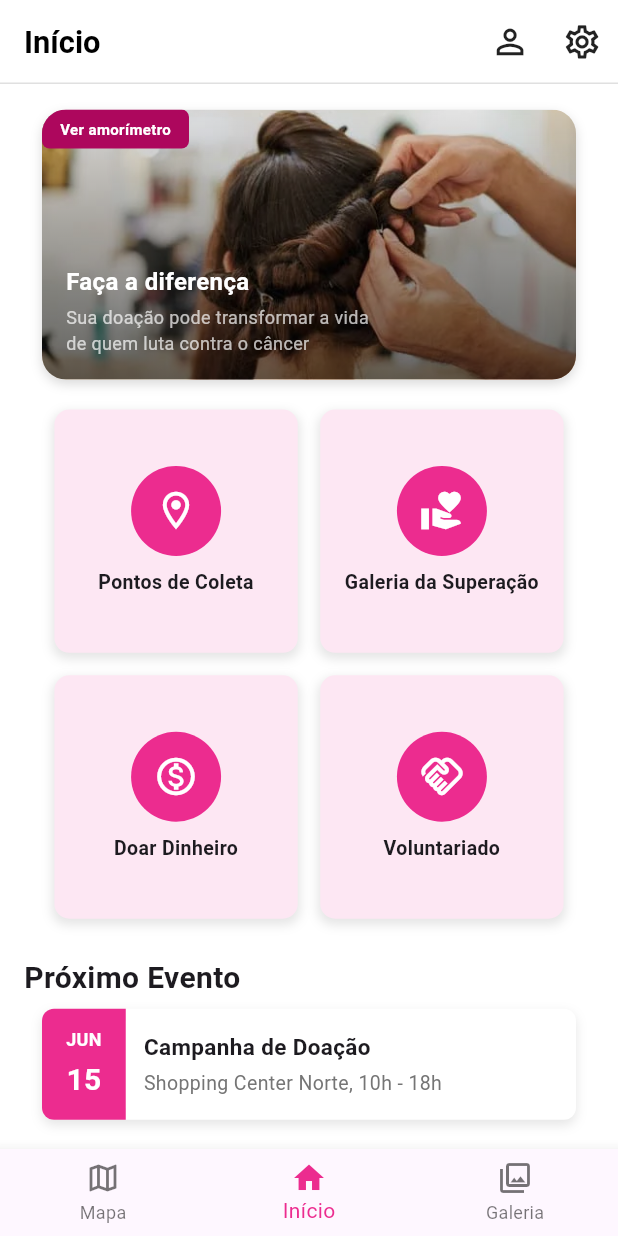
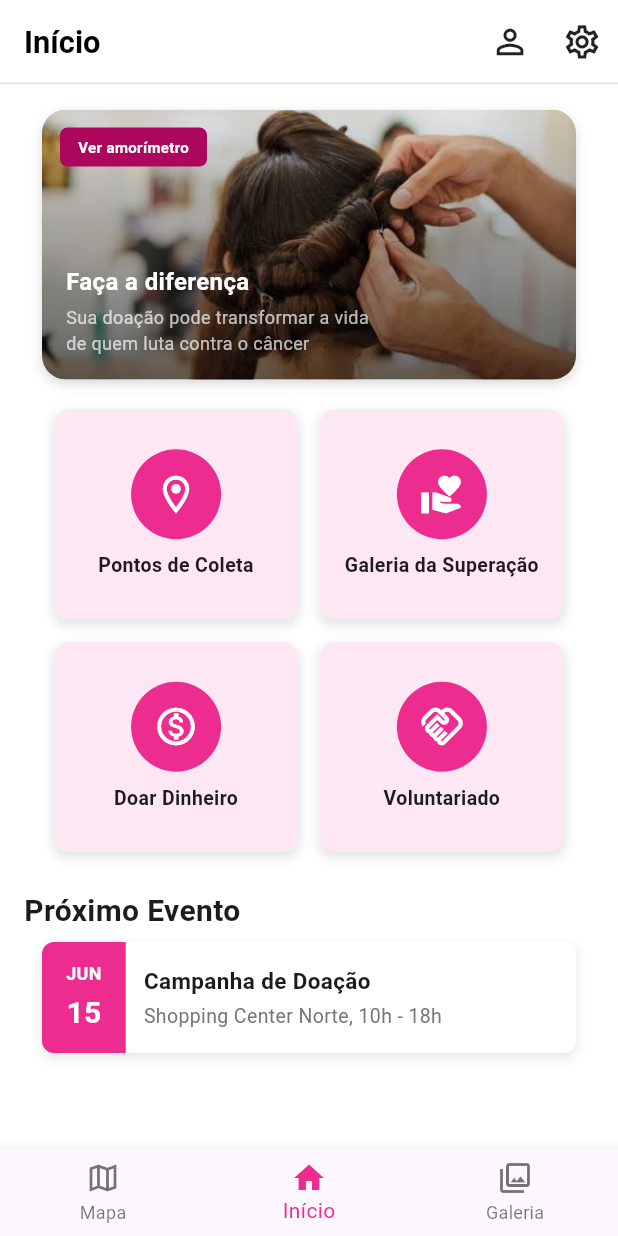
Before and after one commit to Arthur-Sto/Hair4Hope_MOBILE, a Flutter app: the screen it shows after launch, after a tap on "Começar", after a tap on the "close" icon, on a phone screen of 412 x 824 dp. Run offline on Flutter 3.47's test engine with Material 3 defaults, Android fonts, the light colour scheme and no system bars.

Commit message:
Pages organizatino refactored and Fix gray screen error at HomePage

```diff
--- a/lib/app_widget.dart
+++ b/lib/app_widget.dart
@@ -1,5 +1,7 @@
 import 'package:flutter/material.dart';
-import 'package:iam_app/pages/main_page.dart';
+import 'package:iam_app/pages/collection_points_page.dart';
+import 'package:iam_app/pages/gallery_page.dart';
+import 'package:iam_app/pages/home_page.dart';
 import 'package:iam_app/pages/presentation_page.dart';
 import 'package:iam_app/pages/presentation_page2.dart';
 import 'package:iam_app/pages/welcome_page.dart';
@@ -17,9 +19,15 @@ class AppWidget extends StatelessWidget {
       initialRoute: '/',
       routes: {
         '/': (context) => const WelcomePage(),
-        '/presentation': (context) => const PresentationPage(),
-        '/presentation2': (context) => const PresentationPage2(),
-        '/main': (context) => const MainPage(),
+        '/presentation': (context) =>
+            const PresentationPage(),
+        '/presentation2': (context) =>
+            const PresentationPage2(),
+        '/home': (context) => const HomePage(),
+        '/collection_points': (context) =>
+            const CollectionPointsPage(),
+        '/gallery': (context) =>
+            const GalleryPage(),
       },
     );
   }
--- a/lib/components/donation_card.dart
+++ b/lib/components/donation_card.dart
@@ -11,7 +11,9 @@ class DonationCard extends StatelessWidget {
         borderRadius: BorderRadius.circular(16),
         boxShadow: [
           BoxShadow(
-            color: Colors.black.withOpacity(0.15),
+            color: Colors.black.withAlpha(
+              38,
+            ), // 0.15 * 255 = 38.25
             blurRadius: 6,
             offset: const Offset(0, 3),
           ),
@@ -19,6 +21,8 @@ class DonationCard extends StatelessWidget {
       ),
       child: ClipRRect(
         borderRadius: BorderRadius.circular(16),
+        child: SizedBox(
+          height: 180,
           child: Stack(
             children: [
               // Imagem de fundo (assets)
@@ -35,18 +39,23 @@ class DonationCard extends StatelessWidget {
                     begin: Alignment.bottomCenter,
                     end: Alignment.topCenter,
                     colors: [
-                    Colors.black.withOpacity(0.6),
-                    Colors.black.withOpacity(0.1),
+                      Colors.black.withAlpha(
+                        153,
+                      ), // 0.6 * 255 = 153
+                      Colors.black.withAlpha(
+                        26,
+                      ), // 0.1 * 255 = 25.5
                     ],
                   ),
                 ),
               ),
-            GestureDetector(
-              onTap: () {
-              },
-              child: Positioned(
+              Positioned(
                 top: 12,
                 left: 12,
+                child: GestureDetector(
+                  onTap: () {
+                    // Ação do botão aqui
+                  },
                   child: Container(
                     padding:
                         const EdgeInsets.symmetric(
@@ -61,14 +70,17 @@ class DonationCard extends StatelessWidget {
                         93,
                       ),
                       borderRadius:
-                        BorderRadius.circular(5),
+                          BorderRadius.circular(
+                            5,
+                          ),
                     ),
                     child: const Text(
                       "Ver amorímetro",
                       style: TextStyle(
                         color: Colors.white,
                         fontSize: 10,
-                      fontWeight: FontWeight.bold,
+                        fontWeight:
+                            FontWeight.bold,
                       ),
                     ),
                   ),
@@ -88,7 +100,8 @@ class DonationCard extends StatelessWidget {
                       style: TextStyle(
                         color: Colors.white,
                         fontSize: 16,
-                      fontWeight: FontWeight.bold,
+                        fontWeight:
+                            FontWeight.bold,
                       ),
                     ),
                     SizedBox(height: 4),
@@ -104,6 +117,7 @@ class DonationCard extends StatelessWidget {
                 ),
               ),
             ],
+          ),
         ),
       ),
     );
--- a/lib/components/event_card.dart
+++ b/lib/components/event_card.dart
@@ -28,7 +28,9 @@ class EventCard extends StatelessWidget {
         borderRadius: BorderRadius.circular(8),
         boxShadow: [
           BoxShadow(
-            color: Colors.black.withOpacity(0.1),
+            color: Colors.black.withAlpha(
+              26,
+            ), // 0.1 * 255 = 25.5
             blurRadius: 6,
             offset: const Offset(0, 3),
           ),
--- /dev/null
+++ b/lib/components/my_bottom_nav_bar.dart
@@ -0,0 +1,51 @@
+import 'package:flutter/material.dart';
+
+class MyBottomNavBar extends StatelessWidget {
+  final int currentIndex;
+
+  const MyBottomNavBar({
+    super.key,
+    required this.currentIndex,
+  });
+
+  @override
+  Widget build(BuildContext context) {
+    // Mapeia o índice do item para a rota correspondente
+    const routes = [
+      '/collection_points', // Índice 0
+      '/home',             // Índice 1
+      '/gallery',          // Índice 2
+    ];
+
+    void onItemTapped(int index) {
+      // Evita navegar para a mesma página
+      if (index != currentIndex) {
+        Navigator.pushReplacementNamed(context, routes[index]);
+      }
+    }
+
+    return BottomNavigationBar(
+      items: const <BottomNavigationBarItem>[
+        BottomNavigationBarItem(
+          icon: Icon(Icons.map_outlined),
+          label: 'Mapa',
+        ),
+        BottomNavigationBarItem(
+          icon: Icon(Icons.home),
+          label: 'Início',
+        ),
+        BottomNavigationBarItem(
+          icon: Icon(
+            Icons.photo_library_outlined,
+          ),
+          label: 'Galeria',
+        ),
+      ],
+      currentIndex: currentIndex,
+      selectedItemColor: const Color(
+        0xFFEC2C8F,
+      ),
+      onTap: onItemTapped,
+    );
+  }
+}
--- a/lib/components/quick_access.dart
+++ b/lib/components/quick_access.dart
@@ -2,13 +2,7 @@ import 'package:flutter/material.dart';
 import 'package:iam_app/components/quick_access_icon.dart';
 
 class QuickAcess extends StatelessWidget {
-  final Function(int index) onNavigate;
-
-  const QuickAcess({
-    super.key,
-    required this.onNavigate,
-  });
-
+  const QuickAcess({super.key});
   @override
   Widget build(BuildContext context) {
     return Column(
@@ -17,14 +11,18 @@ class QuickAcess extends StatelessWidget {
           context,
           icon1: Icons.location_on_outlined,
           text1: 'Pontos de Coleta',
-          onTap1: () => onNavigate(
-            0,
-          ), // Navega para o índice 0
+          onTap1: () =>
+              Navigator.pushReplacementNamed(
+                context,
+                '/collection_points',
+              ),
           icon2: Icons.volunteer_activism,
           text2: 'Galeria da Superação',
-          onTap2: () => onNavigate(
-            2,
-          ), // Navega para o índice 2
+          onTap2: () =>
+              Navigator.pushReplacementNamed(
+                context,
+                '/gallery',
+              ),
         ),
         const SizedBox(height: 15),
         _buildQuickAccessRow(
@@ -56,7 +54,7 @@ class QuickAcess extends StatelessWidget {
     return Row(
       children: [
         const Spacer(flex: 1),
-        Flexible(
+        Expanded(
           flex: 8,
           child: _buildQuickAccessCard(
             icon: icon1,
@@ -65,7 +63,7 @@ class QuickAcess extends StatelessWidget {
           ),
         ),
         const SizedBox(width: 15),
-        Flexible(
+        Expanded(
           flex: 8,
           child: _buildQuickAccessCard(
             icon: icon2,
@@ -86,11 +84,10 @@ class QuickAcess extends StatelessWidget {
     return InkWell(
       onTap: onTap,
       borderRadius: BorderRadius.circular(10),
-      child: AspectRatio(
-        aspectRatio:
-            1 /
-            1, // Garante que o card seja sempre um quadrado
-        child: Container(
+      child: Container(
+        height:
+            140, // Damos uma altura fixa para o card
+        child: Container( // O child original do AspectRatio
           decoration: BoxDecoration(
             // Sugestão: Usar uma cor que combine com o novo rosa
             color: const Color(
@@ -101,9 +98,7 @@ class QuickAcess extends StatelessWidget {
             ),
             boxShadow: [
               BoxShadow(
-                color: Colors.black.withOpacity(
-                  0.1,
-                ),
+                color: Colors.black.withAlpha(26), // 0.1 * 255 = 25.5
                 spreadRadius: 1,
                 blurRadius: 5,
                 offset: const Offset(0, 3),
--- a/lib/pages/collection_points_page.dart
+++ b/lib/pages/collection_points_page.dart
@@ -3,6 +3,7 @@ import 'package:flutter/material.dart';
 import 'package:flutter/services.dart';
 import 'package:http/http.dart' as http;
 import 'package:iam_app/components/myappbar.dart';
+import 'package:iam_app/components/my_bottom_nav_bar.dart';
 import 'package:url_launcher/url_launcher.dart';
 
 class CollectionPointsPage
@@ -27,7 +28,7 @@ class _CollectionPointsPageState
   @override
   Widget build(BuildContext context) {
     return Scaffold(
-      appBar: MyAppBar(
+      appBar: const MyAppBar(
         titleText: 'Pontos de Coleta',
       ),
       body: Padding(
@@ -43,6 +44,10 @@ class _CollectionPointsPageState
             Expanded(child: _buildResults()),
           ],
         ),
+      ),
+      bottomNavigationBar: const MyBottomNavBar(
+        currentIndex:
+            0, // Esta é a página de Mapa (índice 0)
       ),
     );
   }
@@ -108,7 +113,7 @@ class _CollectionPointsPageState
     if (_isLoading) {
       return const Center(
         child: CircularProgressIndicator(
-          color: const Color(0xFFEC2C8F),
+          color: Color(0xFFEC2C8F),
         ),
       );
     }
@@ -166,20 +171,15 @@ class SearchBar extends StatelessWidget {
 
   @override
   Widget build(BuildContext context) {
-    return Center(
-      child: Column(
-        children: [
-          Container(
+    return Container(
       decoration: BoxDecoration(
         color: Colors.white,
-              borderRadius: BorderRadius.circular(
-                16.0,
-              ),
+        borderRadius: BorderRadius.circular(16.0),
         boxShadow: [
           BoxShadow(
-                  color: Colors.black.withOpacity(
-                    0.15,
-                  ),
+            color: Colors.black.withAlpha(
+              38,
+            ), // 0.15 * 255 = 38.25
             blurRadius: 6,
             offset: const Offset(0, 3),
           ),
@@ -191,8 +191,7 @@ class SearchBar extends StatelessWidget {
             flex: 3, // Ocupa 3/4 do espaço
             child: TextField(
               controller: cepController,
-                    onSubmitted: (_) =>
-                        onSearch(),
+              onSubmitted: (_) => onSearch(),
               keyboardType:
                   TextInputType.numberWithOptions(
                     decimal: false,
@@ -201,12 +200,10 @@ class SearchBar extends StatelessWidget {
                 FilteringTextInputFormatter
                     .digitsOnly,
               ],
-
               decoration: InputDecoration(
                 hintText: 'Insira seu CEP',
                 hintStyle: TextStyle(
-                        color:
-                            Colors.grey.shade600,
+                  color: Colors.grey.shade600,
                   fontSize: 12.0,
                 ),
                 border: InputBorder.none,
@@ -223,8 +220,7 @@ class SearchBar extends StatelessWidget {
             flex: 1, // Ocupa 1/4 do espaço
             child: TextField(
               controller: numeroController,
-                    onSubmitted: (_) =>
-                        onSearch(),
+              onSubmitted: (_) => onSearch(),
               keyboardType:
                   TextInputType.numberWithOptions(
                     decimal: false,
@@ -236,8 +232,7 @@ class SearchBar extends StatelessWidget {
               decoration: InputDecoration(
                 hintText: 'N°',
                 hintStyle: TextStyle(
-                        color:
-                            Colors.grey.shade600,
+                  color: Colors.grey.shade600,
                   fontSize: 12.0,
                 ),
                 border: InputBorder.none,
@@ -255,9 +250,6 @@ class SearchBar extends StatelessWidget {
               color: Colors.grey.shade600,
             ),
             onPressed: onSearch,
-                ),
-              ],
-            ),
           ),
         ],
       ),
@@ -299,14 +291,13 @@ class OngCard extends StatelessWidget {
               crossAxisAlignment:
                   CrossAxisAlignment.start,
               children: [
-                Expanded(
+                Flexible(
                   child: Text(
                     title,
                     style: const TextStyle(
                       fontSize: 16,
                       fontWeight: FontWeight.bold,
                     ),
-                    maxLines: 1,
                     overflow:
                         TextOverflow.ellipsis,
                   ),
@@ -315,9 +306,7 @@ class OngCard extends StatelessWidget {
                   '~$distance',
                   style: TextStyle(
                     fontSize: 12,
-                    color: const Color(
-                      0xFFEC2C8F,
-                    ),
+                    color: Color(0xFFEC2C8F),
                   ),
                 ),
               ],
@@ -340,12 +329,12 @@ class OngCard extends StatelessWidget {
                   }
                 }
               },
-              child: const Text("Como chegar"),
               style: TextButton.styleFrom(
                 foregroundColor: const Color(
                   0xFFEC2C8F,
                 ),
               ),
+              child: const Text("Como chegar"),
             ),
           ],
         ),
--- a/lib/pages/gallery_page.dart
+++ b/lib/pages/gallery_page.dart
@@ -1,4 +1,5 @@
 import 'package:flutter/material.dart';
+import 'package:iam_app/components/my_bottom_nav_bar.dart';
 import 'package:iam_app/components/myappbar.dart';
 
 class GalleryPage extends StatelessWidget {
@@ -12,8 +13,12 @@ class GalleryPage extends StatelessWidget {
       ),
       body: Center(
         child: Text(
-          'Página da Galeria da Superação',
+          'Em breve!!! \n Aqui você poderá ver depoimentos e posts de eventos aqui!',
+          textAlign: TextAlign.center,
         ),
+      ),
+      bottomNavigationBar: MyBottomNavBar(
+        currentIndex: 2, // Esta é a página da Galeria (índice 2)
       ),
     );
   }
--- a/lib/pages/home_page.dart
+++ b/lib/pages/home_page.dart
@@ -1,35 +1,29 @@
 import 'package:flutter/material.dart';
 import 'package:iam_app/components/donation_card.dart';
+import 'package:iam_app/components/my_bottom_nav_bar.dart';
 import 'package:iam_app/components/myappbar.dart';
 import 'package:iam_app/components/event_card.dart';
 import 'package:iam_app/components/quick_access.dart';
 
 class HomePage extends StatelessWidget {
-  // Função para solicitar navegação para a MainPage
-  final Function(int index)? onNavigate;
-
-  const HomePage({super.key, this.onNavigate});
+  const HomePage({super.key});
 
   @override
   Widget build(BuildContext context) {
     return Scaffold(
-      appBar: MyAppBar(titleText: 'Início'),
-      body: Padding(
+      appBar: const MyAppBar(titleText: 'Início'),
+      body:  Padding(
           padding: const EdgeInsets.symmetric(
             horizontal: 16.0,
           ),
           child: ListView(
-          // Usar ListView para evitar overflow em telas pequenas
             children: [
               const SizedBox(height: 5),
               const DonationCard(),
               const SizedBox(height: 8),
-            QuickAcess(
-              onNavigate:
-                  onNavigate ?? (index) {},
-            ),
+              const QuickAcess(),
               const SizedBox(height: 25),
-            Text(
+              const Text(
                 'Próximo Evento',
                 style: TextStyle(
                   fontSize: 20,
@@ -46,6 +40,9 @@ class HomePage extends StatelessWidget {
             ],
           ),
         ),
+      bottomNavigationBar: const MyBottomNavBar(
+        currentIndex: 1,
+      ),
     );
   }
 }
--- a/lib/pages/main_page.dart
+++ /dev/null
@@ -1,67 +0,0 @@
-import 'package:flutter/material.dart';
-import 'package:iam_app/pages/collection_points_page.dart';
-import 'package:iam_app/pages/gallery_page.dart';
-import 'package:iam_app/pages/home_page.dart';
-
-class MainPage extends StatefulWidget {
-  const MainPage({super.key});
-
-  @override
-  State<MainPage> createState() =>
-      _MainPageState();
-}
-
-class _MainPageState extends State<MainPage> {
-  int _selectedIndex =
-      1; // Começa na tela Home (índice 1)
-
-  late final List<Widget> _pages;
-
-  @override
-  void initState() {
-    super.initState();
-    _pages = <Widget>[
-      // Passa a função para a página de Pontos de Coleta
-      const CollectionPointsPage(),
-      // Passa a função para a HomePage
-      HomePage(onNavigate: _onItemTapped),
-      const GalleryPage(),
-    ];
-  }
-
-  void _onItemTapped(int index) {
-    setState(() {
-      _selectedIndex = index;
-    });
-  }
-
-  @override
-  Widget build(BuildContext context) {
-    return Scaffold(
-      body: _pages.elementAt(_selectedIndex),
-      bottomNavigationBar: BottomNavigationBar(
-        items: const <BottomNavigationBarItem>[
-          BottomNavigationBarItem(
-            icon: Icon(Icons.map_outlined),
-            label: 'Mapa',
-          ),
-          BottomNavigationBarItem(
-            icon: Icon(Icons.home),
-            label: 'Início',
-          ),
-          BottomNavigationBarItem(
-            icon: Icon(
-              Icons.photo_library_outlined,
-            ),
-            label: 'Galeria',
-          ),
-        ],
-        currentIndex: _selectedIndex,
-        selectedItemColor: const Color(
-          0xFFEC2C8F,
-        ),
-        onTap: _onItemTapped,
-      ),
-    );
-  }
-}
--- a/lib/pages/presentation_page.dart
+++ b/lib/pages/presentation_page.dart
@@ -24,7 +24,7 @@ class PresentationPage extends StatelessWidget {
                 onPressed: () {
                   Navigator.of(
                     context,
-                  ).pushReplacementNamed('/main');
+                  ).pushReplacementNamed('/home');
                 },
               ),
             ],
--- a/lib/pages/presentation_page2.dart
+++ b/lib/pages/presentation_page2.dart
@@ -20,11 +20,13 @@ class PresentationPage2 extends StatelessWidget {
             mainAxisAlignment:
                 MainAxisAlignment.end,
             children: [
-              CloseButton(onPressed: (){
+              CloseButton(
+                onPressed: () {
                   Navigator.of(
                     context,
-                  ).pushReplacementNamed('/main');
-              }),
+                  ).pushReplacementNamed('/home');
+                },
+              ),
             ],
           ),
           Image.asset(
@@ -35,20 +37,25 @@ class PresentationPage2 extends StatelessWidget {
           Icon(
             Icons.paid,
             size: 135,
-            color: const Color.fromARGB(255, 85, 85, 85),
+            color: const Color.fromARGB(
+              255,
+              85,
+              85,
+              85,
+            ),
           ),
           Text(
             'Fazer uma doação sem medo e com segurança',
             textAlign: TextAlign.center,
             style: TextStyle(
-              fontSize: subtitleFontSize *1.35,
+              fontSize: subtitleFontSize * 1.35,
             ),
           ),
           Text(
             '2/2',
             textAlign: TextAlign.center,
             style: TextStyle(
-              fontSize: subtitleFontSize *0.90,
+              fontSize: subtitleFontSize * 0.90,
             ),
           ),
           const Spacer(flex: 2),
@@ -68,7 +75,7 @@ class PresentationPage2 extends StatelessWidget {
               onPressed: () {
                 Navigator.of(
                   context,
-                  ).pushReplacementNamed('/main');
+                ).pushReplacementNamed('/home');
               },
               child: Text(
                 "Começar!",
@@ -80,7 +87,6 @@ class PresentationPage2 extends StatelessWidget {
             ),
           ),
           const Spacer(flex: 3),
-
         ],
       ),
     );
--- a/pubspec.yaml
+++ b/pubspec.yaml
@@ -47,7 +47,7 @@ dev_dependencies:
   # activated in the `analysis_options.yaml` file located at the root of your
   # package. See that file for information about deactivating specific lint
   # rules and activating additional ones.
-  flutter_lints: ^5.0.0
+  flutter_lints: ^6.0.0
 
 # For information on the generic Dart part of this file, see the
 # following page: https://dart.dev/tools/pub/pubspec
```
Also changed, not shown: pubspec.lock. Lines whose indentation alone changed are shown as unchanged.
